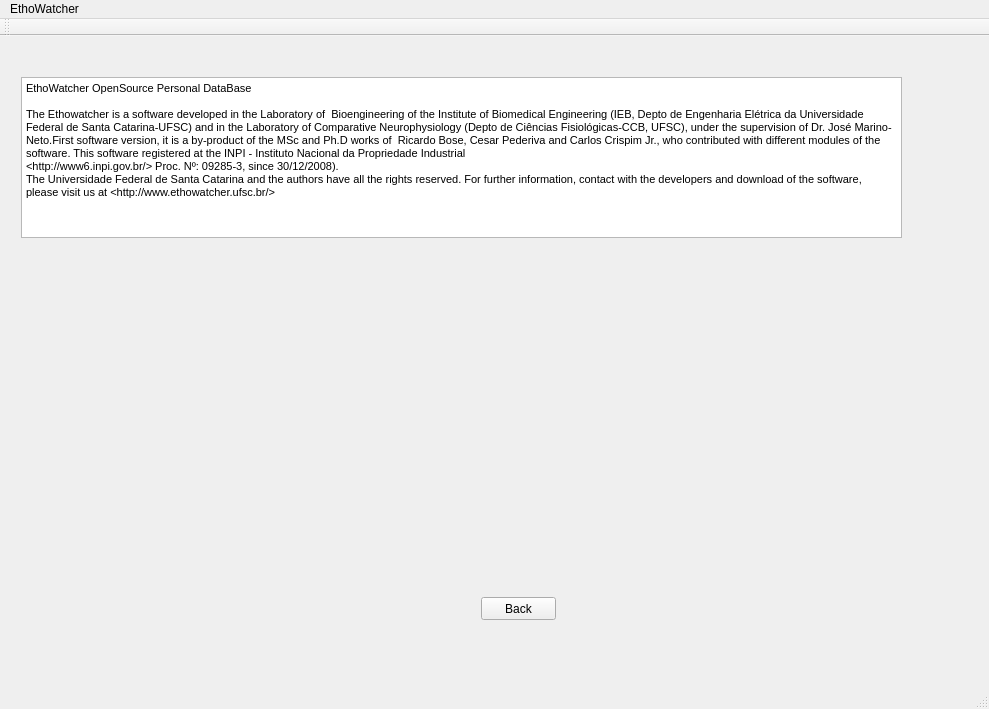
The window that src/ethowatcher.ui (EthoWatcher/ethowatcher) describes before a commit, drawn with Qt 5.
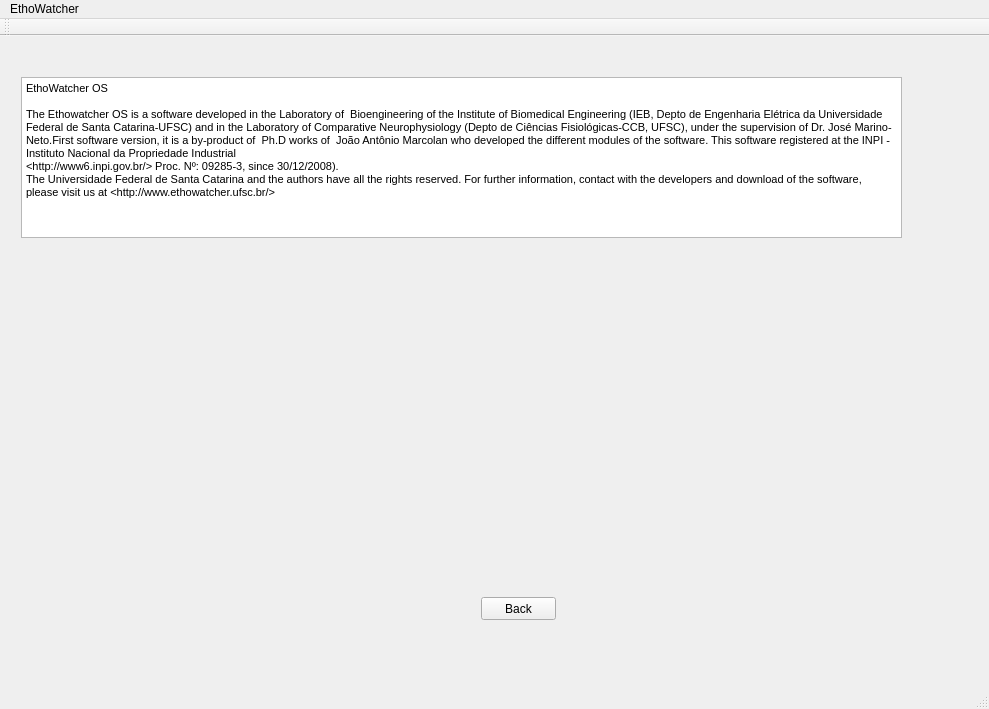
The same window after the commit. The open tabs and pages were chosen to show the change. Icons and pictures are not drawn.

Commit message: Set .ignore file to ignore unwanted files. Set correct name to EthoWatcher.pro. Updated info text.

Diff of the .ui file:
```diff
--- a/src/ethowatcher.ui
+++ b/src/ethowatcher.ui
@@ -1201,9 +1201,9 @@
 &lt;html&gt;&lt;head&gt;&lt;meta name=&quot;qrichtext&quot; content=&quot;1&quot; /&gt;&lt;style type=&quot;text/css&quot;&gt;
 p, li { white-space: pre-wrap; }
 &lt;/style&gt;&lt;/head&gt;&lt;body style=&quot; font-family:'MS Shell Dlg 2'; font-size:8.25pt; font-weight:400; font-style:normal;&quot;&gt;
-&lt;p style=&quot; margin-top:0px; margin-bottom:0px; margin-left:0px; margin-right:0px; -qt-block-indent:0; text-indent:0px;&quot;&gt;&lt;span style=&quot; font-size:8pt;&quot;&gt;EthoWatcher OpenSource Personal DataBase&lt;/span&gt;&lt;/p&gt;
+&lt;p style=&quot; margin-top:0px; margin-bottom:0px; margin-left:0px; margin-right:0px; -qt-block-indent:0; text-indent:0px;&quot;&gt;&lt;span style=&quot; font-size:8pt;&quot;&gt;EthoWatcher OS&lt;/span&gt;&lt;/p&gt;
 &lt;p style=&quot;-qt-paragraph-type:empty; margin-top:0px; margin-bottom:0px; margin-left:0px; margin-right:0px; -qt-block-indent:0; text-indent:0px; font-size:8pt;&quot;&gt;&lt;br /&gt;&lt;/p&gt;
-&lt;p style=&quot; margin-top:0px; margin-bottom:0px; margin-left:0px; margin-right:0px; -qt-block-indent:0; text-indent:0px;&quot;&gt;&lt;span style=&quot; font-size:8pt;&quot;&gt;The Ethowatcher is a software developed in the Laboratory of  Bioengineering of the Institute of Biomedical Engineering (IEB, Depto de Engenharia Elétrica da Universidade Federal de Santa Catarina-UFSC) and in the Laboratory of Comparative Neurophysiology (Depto de Ciências Fisiológicas-CCB, UFSC), under the supervision of Dr. José Marino-Neto.First software version, it is a by-product of the MSc and Ph.D works of  Ricardo Bose, Cesar Pederiva and Carlos Crispim Jr., who contributed with different modules of the software. This software registered at the INPI - Instituto Nacional da Propriedade Industrial &lt;/span&gt;&lt;/p&gt;
+&lt;p style=&quot; margin-top:0px; margin-bottom:0px; margin-left:0px; margin-right:0px; -qt-block-indent:0; text-indent:0px;&quot;&gt;&lt;span style=&quot; font-size:8pt;&quot;&gt;The Ethowatcher OS is a software developed in the Laboratory of  Bioengineering of the Institute of Biomedical Engineering (IEB, Depto de Engenharia Elétrica da Universidade Federal de Santa Catarina-UFSC) and in the Laboratory of Comparative Neurophysiology (Depto de Ciências Fisiológicas-CCB, UFSC), under the supervision of Dr. José Marino-Neto.First software version, it is a by-product of  Ph.D works of  João Antônio Marcolan who developed the different modules of the software. This software registered at the INPI - Instituto Nacional da Propriedade Industrial &lt;/span&gt;&lt;/p&gt;
 &lt;p style=&quot; margin-top:0px; margin-bottom:0px; margin-left:0px; margin-right:0px; -qt-block-indent:0; text-indent:0px;&quot;&gt;&lt;span style=&quot; font-size:8pt;&quot;&gt;&amp;lt;http://www6.inpi.gov.br/&amp;gt; Proc. Nº: 09285-3, since 30/12/2008). &lt;/span&gt;&lt;/p&gt;
 &lt;p style=&quot; margin-top:0px; margin-bottom:0px; margin-left:0px; margin-right:0px; -qt-block-indent:0; text-indent:0px;&quot;&gt;&lt;span style=&quot; font-size:8pt;&quot;&gt;The Universidade Federal de Santa Catarina and the authors have all the rights reserved. For further information, contact with the developers and download of the software, please visit us at &amp;lt;http://www.ethowatcher.ufsc.br/&amp;gt;&lt;/span&gt;&lt;/p&gt;
 &lt;p style=&quot;-qt-paragraph-type:empty; margin-top:0px; margin-bottom:0px; margin-left:0px; margin-right:0px; -qt-block-indent:0; text-indent:0px; font-size:8pt;&quot;&gt;&lt;br /&gt;&lt;/p&gt;
```
Left out of the diff: 4 changed lines with no effect on the pictures. The commit also changes 2 other files.
